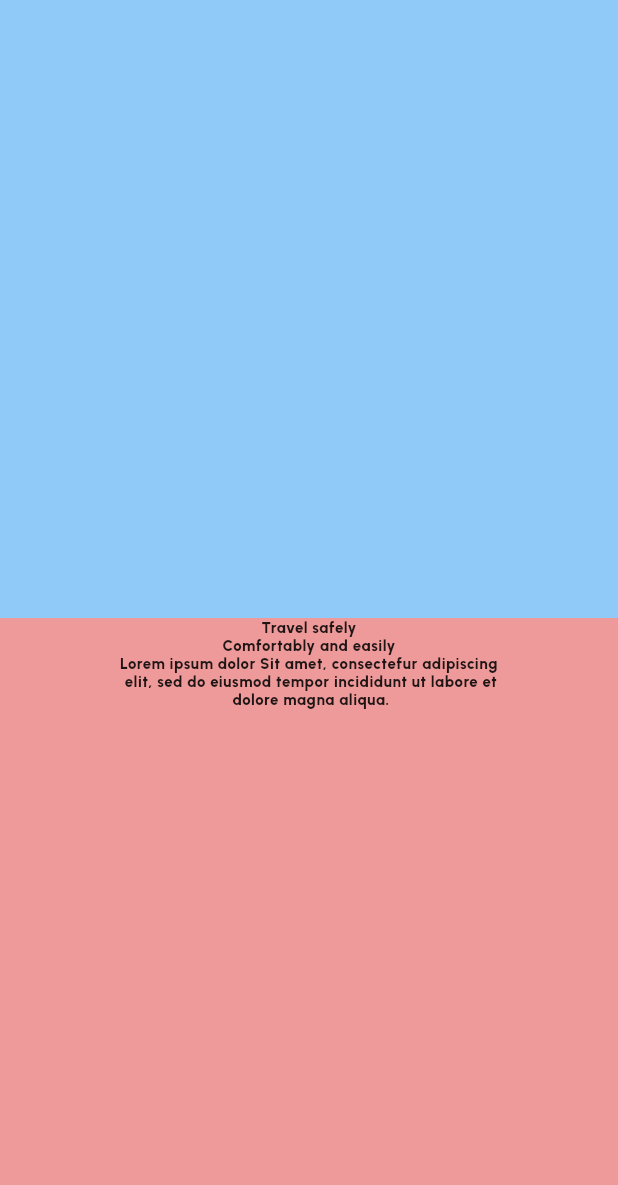
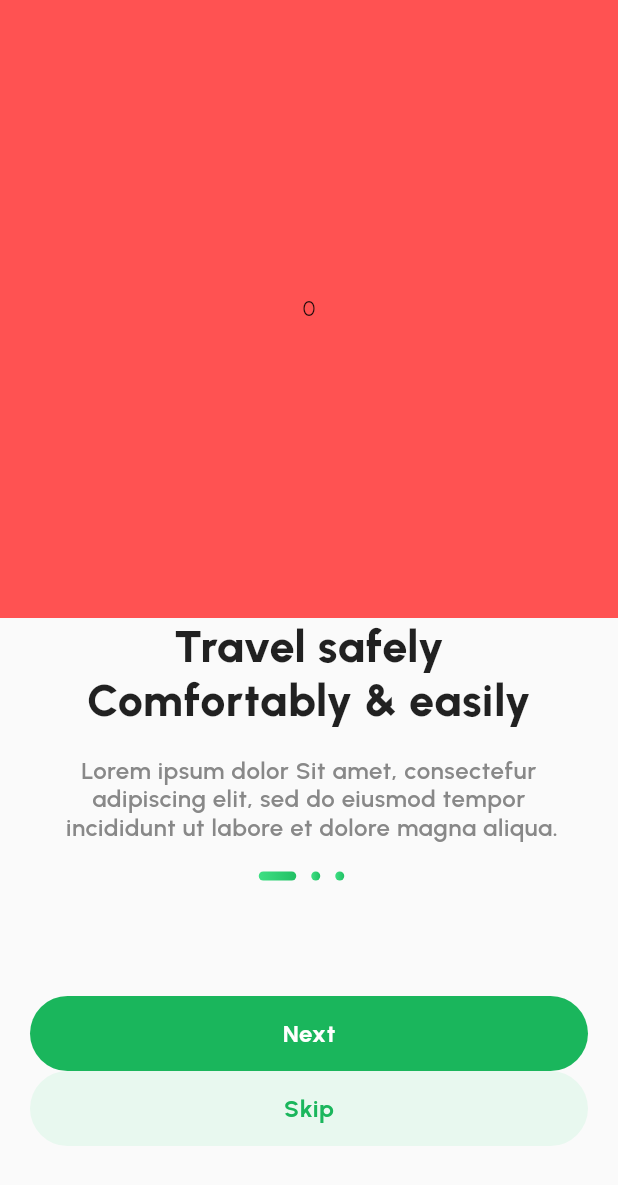
Before and after one commit to zanuar35/helia, a Flutter app: the IntroductionScreen screen opened directly, on a phone screen of 412 x 824 dp. Shown: the top 1185 px of the screen. Run offline on Flutter 3.47's test engine with Material 2 defaults, Android fonts, the light colour scheme and no system bars; our stand-ins replace google_fonts, loading_animation_widget.

Commit message:
add introduction screen

```diff
--- a/lib/core/app_colors.dart
+++ b/lib/core/app_colors.dart
@@ -7,4 +7,5 @@ class AppColors {
   // AppColors
   static Color green = const Color(0xff1AB65C);
   static Color softGreen = const Color(0xffE8F8EF);
+  static Color grey = const Color(0xff888888);
 }
--- a/lib/core/app_text_style.dart
+++ b/lib/core/app_text_style.dart
@@ -1,9 +1,31 @@
 import 'package:flutter/cupertino.dart';
+import 'package:helia/core/app_colors.dart';
 
 class AppTextStyles {
-  static TextStyle h1 = const TextStyle(
-    fontSize: 10,
+  static TextStyle title = const TextStyle(
+    fontSize: 30,
     fontWeight: FontWeight.w800,
     letterSpacing: 0.4,
   );
+
+  static TextStyle subtitle = TextStyle(
+    fontSize: 16,
+    color: AppColors.grey,
+    fontWeight: FontWeight.w600,
+    letterSpacing: 0.4,
+  );
+
+  static TextStyle onBoardButton1 = TextStyle(
+    fontSize: 16,
+    color: AppColors.white,
+    letterSpacing: .4,
+    fontWeight: FontWeight.bold,
+  );
+
+  static TextStyle buttonSoftGreen = TextStyle(
+    fontSize: 16,
+    letterSpacing: .4,
+    color: AppColors.green,
+    fontWeight: FontWeight.bold,
+  );
 }
--- a/lib/screen/introduction_screen/introduction.dart
+++ b/lib/screen/introduction_screen/introduction.dart
@@ -1,4 +1,5 @@
 import 'package:flutter/material.dart';
+import 'package:helia/core/app_colors.dart';
 import 'package:helia/core/app_text_style.dart';
 
 class IntroductionScreen extends StatefulWidget {
@@ -9,33 +10,90 @@ class IntroductionScreen extends StatefulWidget {
 }
 
 class _IntroductionScreenState extends State<IntroductionScreen> {
+  int curentPage = 0;
+  final PageController _controller = PageController();
   @override
   Widget build(BuildContext context) {
     return Scaffold(
       body: Container(
+        color: Colors.transparent,
         child: Column(
           children: [
             Container(
               height: MediaQuery.of(context).size.height / 2,
               width: double.infinity,
               color: Colors.blue[200],
+              child: PageView.builder(
+                  controller: _controller,
+                  itemCount: 3,
+                  onPageChanged: (value) {
+                    setState(() {
+                      curentPage = value;
+                    });
+                  },
+                  itemBuilder: (context, index) {
+                    return Expanded(
+                        child: Container(
+                      child: Center(
+                        child: Text(index.toString()),
+                      ),
+                      color: Colors.redAccent,
+                    ));
+                  }),
             ),
             Container(
+                padding: const EdgeInsets.symmetric(horizontal: 20),
                 height: MediaQuery.of(context).size.height / 2,
                 width: double.infinity,
-                color: Colors.red[200],
+                color: Colors.transparent,
                 child: Column(
                   crossAxisAlignment: CrossAxisAlignment.center,
+                  mainAxisAlignment: MainAxisAlignment.center,
                   children: [
-                    Text("Travel safely", style: AppTextStyles.h1),
+                    Text("Travel safely", style: AppTextStyles.title),
                     Text(
-                      "Comfortably and easily",
-                      style: AppTextStyles.h1,
+                      "Comfortably & easily",
+                      style: AppTextStyles.title,
+                    ),
+                    const SizedBox(
+                      height: 20,
                     ),
                     Text(
-                      "Lorem ipsum dolor Sit amet, consectefur adipiscing\n elit, sed do eiusmod tempor incididunt ut labore et\n dolore magna aliqua.",
-                      textAlign: TextAlign.center,
-                      style: AppTextStyles.h1,
+                        "Lorem ipsum dolor Sit amet, consectefur adipiscing elit, sed do eiusmod tempor\n incididunt ut labore et dolore magna aliqua.",
+                        textAlign: TextAlign.center,
+                        style: AppTextStyles.subtitle),
+                    const SizedBox(
+                      height: 20,
+                    ),
+                    Row(
+                        mainAxisAlignment: MainAxisAlignment.center,
+                        crossAxisAlignment: CrossAxisAlignment.center,
+                        children: List.generate(
+                            3, (index) => buildDot(index: index))),
+                    Expanded(child: Container()),
+                    const SizedBox(
+                      height: 20,
+                    ),
+                    nextButton(),
+                    Row(
+                      children: [
+                        Expanded(
+                            child: Container(
+                          height: 50,
+                          child: Center(
+                            child: Text(
+                              "Skip",
+                              style: AppTextStyles.buttonSoftGreen,
+                            ),
+                          ),
+                          decoration: BoxDecoration(
+                              color: AppColors.softGreen,
+                              borderRadius: BorderRadius.circular(30)),
+                        ))
+                      ],
+                    ),
+                    const SizedBox(
+                      height: 60,
                     )
                   ],
                 ))
@@ -44,4 +102,49 @@ class _IntroductionScreenState extends State<IntroductionScreen> {
       ),
     );
   }
+
+  Widget nextButton() {
+    return InkWell(
+      onTap: () {
+        _controller.nextPage(
+            duration: const Duration(milliseconds: 300), curve: Curves.ease);
+      },
+      child: Row(
+        children: [
+          Expanded(
+              child: Container(
+            height: 50,
+            child: Center(
+              child: Text(
+                "Next",
+                style: AppTextStyles.onBoardButton1,
+              ),
+            ),
+            decoration: BoxDecoration(
+                color: AppColors.green,
+                borderRadius: BorderRadius.circular(30)),
+          ))
+        ],
+      ),
+    );
+  }
+
+  Widget buildDot({required int index}) {
+    return AnimatedContainer(
+      duration: const Duration(milliseconds: 700),
+      child: Container(
+        margin: const EdgeInsets.only(right: 10),
+        height: 6,
+        width: curentPage == index ? 25 : 6,
+        decoration: BoxDecoration(
+          gradient: const LinearGradient(
+            colors: [Color(0xff21C064), Color(0xff3EDF83)],
+            begin: Alignment.centerRight,
+            end: Alignment.centerLeft,
+          ),
+          borderRadius: BorderRadius.circular(3),
+        ),
+      ),
+    );
+  }
 }
```
